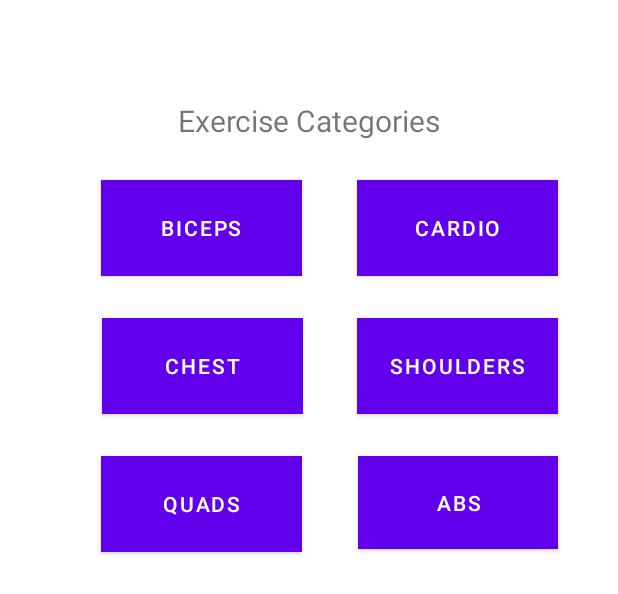
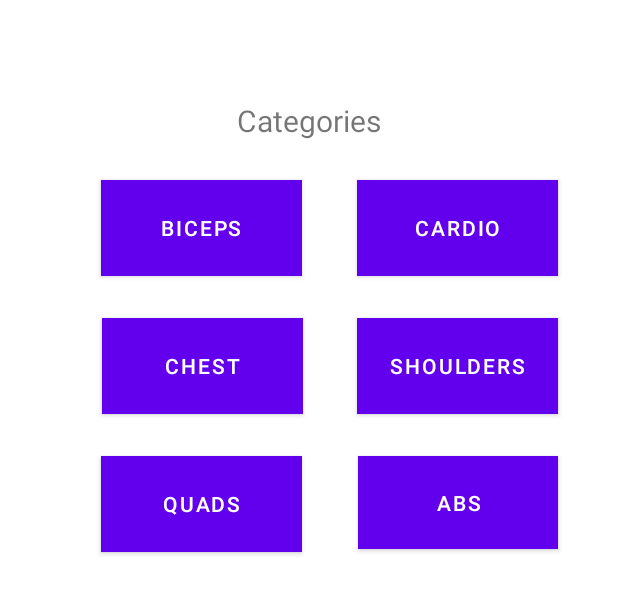
Before and after one commit to USF-CS601-Fall20/Healthy-at-Home, an Android app: the layout fragment_notifications.xml on its own in the app's theme, with its tools: preview values and no code run, on a phone screen of 412 x 824 dp. Shown: the top 594 px of the screen. Run offline under Robolectric (Android 15) with nearby library versions, the phone set to English and light mode, and no system bars.

Commit message:
update categories

```diff
--- a/app/src/main/res/layout/fragment_notifications.xml
+++ b/app/src/main/res/layout/fragment_notifications.xml
@@ -15,7 +15,7 @@
         android:layout_marginTop="8dp"
         android:layout_marginEnd="8dp"
         android:gravity="center_horizontal"
-        android:text="Exercise Categories"
+        android:text="Categories"
         android:textAlignment="center"
         android:textSize="20sp"
         app:layout_constraintBottom_toBottomOf="parent"
```
